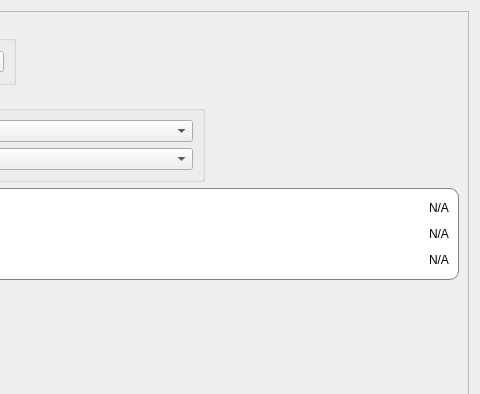
Old version of the form ui/main.ui in the repository fananimi/IotBox-Hack; both pictures show x 160 to 640 and y 0 to 394 of the 640 by 640 pixel window.
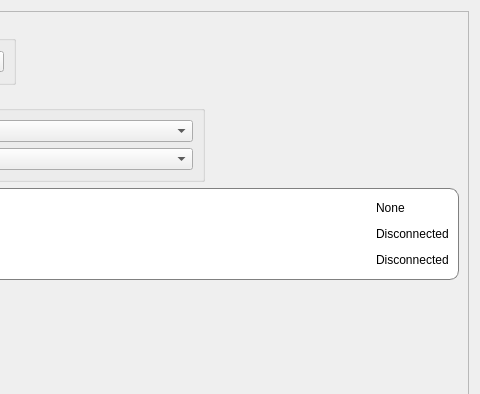
New version of the form.

Patch:
```diff
--- a/ui/main.ui
+++ b/ui/main.ui
@@ -191,21 +191,21 @@
          <item row="0" column="2">
           <widget class="QLabel" name="txtPort">
            <property name="text">
-            <string>N/A</string>
+            <string>None</string>
            </property>
           </widget>
          </item>
          <item row="1" column="2">
           <widget class="QLabel" name="txtPrinterLabel">
            <property name="text">
-            <string>N/A</string>
+            <string>Disconnected</string>
            </property>
           </widget>
          </item>
          <item row="2" column="2">
           <widget class="QLabel" name="txtPrinterThermal">
            <property name="text">
-            <string>N/A</string>
+            <string>Disconnected</string>
            </property>
           </widget>
          </item>
```
